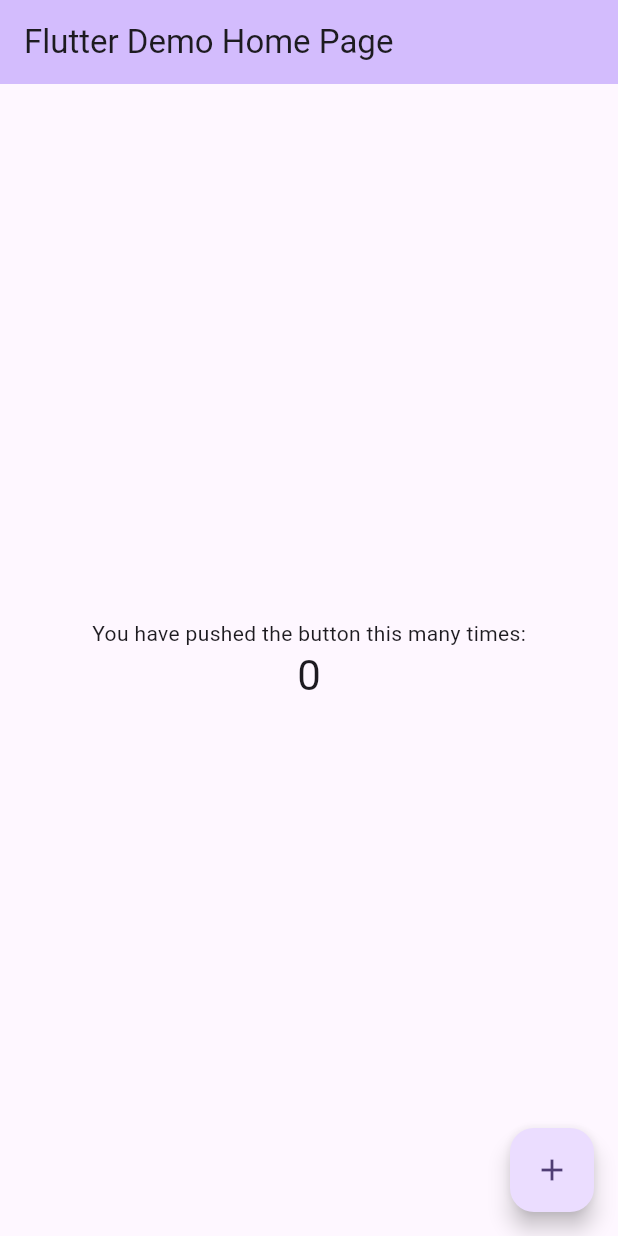
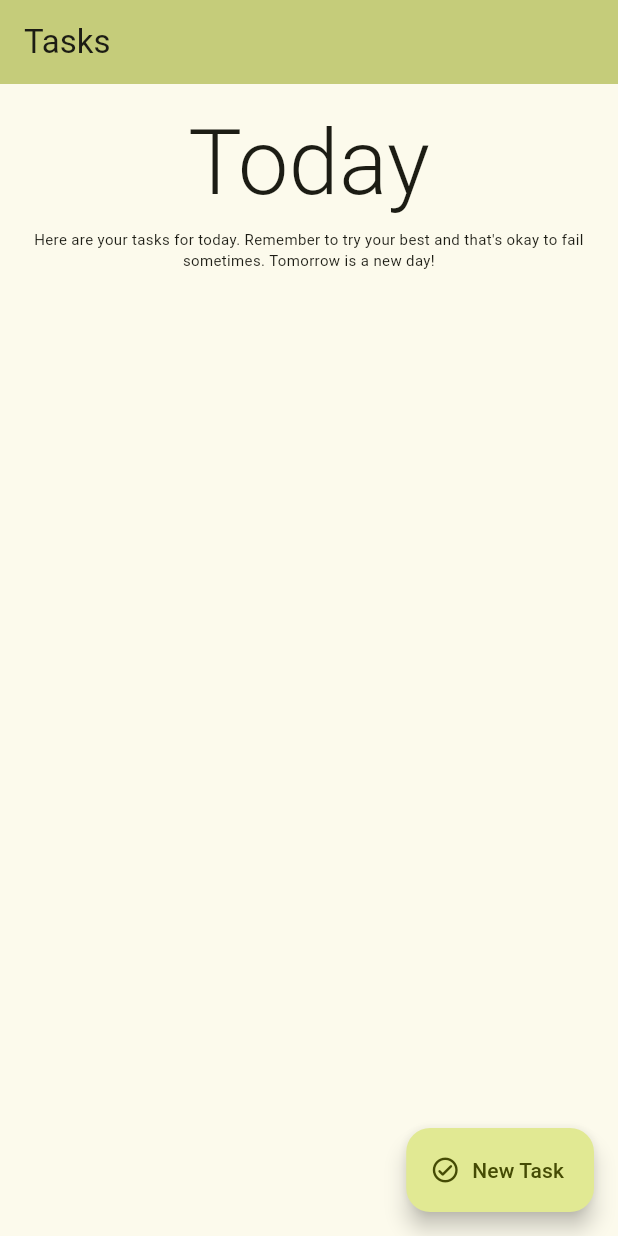
Before and after one commit to ChipherRoman/tasks, a Flutter app: the screen it shows after launch, on a phone screen of 412 x 824 dp. Run offline on Flutter 3.47's test engine with Material 2 defaults, Android fonts, the phone set to English and light mode, and no system bars.

Commit message:
implement home ui

```diff
--- a/lib/main.dart
+++ b/lib/main.dart
@@ -1,4 +1,9 @@
 import 'package:flutter/material.dart';
+import 'package:provider/provider.dart';
+
+import 'components/newtaskmodal.dart';
+import 'components/tasklistitem.dart';
+import 'models/task.dart';
 
 void main() {
   runApp(const MyApp());
@@ -6,15 +11,49 @@ void main() {
 
 class MyApp extends StatelessWidget {
   const MyApp({super.key});
+
   @override
   Widget build(BuildContext context) {
-    return MaterialApp(
+    return ChangeNotifierProvider(
+      create: (context) => MyAppState(),
+      child: MaterialApp(
+        title: 'Namer App',
         theme: ThemeData(
-        colorScheme: ColorScheme.fromSeed(seedColor: Colors.deepPurple),
           useMaterial3: true,
+          colorScheme: ColorScheme.fromSeed(seedColor: Colors.limeAccent),
         ),
-      home: const MyHomePage(title: 'Flutter Demo Home Page'),
+        home: const MyHomePage(
+          title: "Tasks",
+        ),
+      ),
     );
+  }
+}
+
+class MyAppState extends ChangeNotifier {
+  final List<Task> _tasks = [];
+  List<Task> get tasks => _tasks;
+
+  void createTask(String name, DateTime createdTime) {
+    tasks.add(Task(
+      name: name,
+      createdTime: createdTime,
+      completedTime: createdTime,
+      isDone: false,
+    ));
+    print(tasks.length);
+    notifyListeners();
+  }
+
+  void markTaskAsDone(String id) {
+    final task = _tasks.firstWhere((task) => task.id == id);
+    task.toggleDone();
+    notifyListeners();
+  }
+
+  void deleteTask(String id) {
+    _tasks.removeWhere((task) => task.id == id);
+    notifyListeners();
   }
 }
 
@@ -27,39 +66,60 @@ class MyHomePage extends StatefulWidget {
 }
 
 class _MyHomePageState extends State<MyHomePage> {
-  int _counter = 0;
-
-  void _incrementCounter() {
-    setState(() {
-      _counter++;
-    });
-  }
-
   @override
   Widget build(BuildContext context) {
+    var state = context.watch<MyAppState>();
     return Scaffold(
       appBar: AppBar(
         backgroundColor: Theme.of(context).colorScheme.inversePrimary,
         title: Text(widget.title),
       ),
-      body: Center(
-        child: Column(
-          mainAxisAlignment: MainAxisAlignment.center,
-          children: <Widget>[
-            const Text(
-              'You have pushed the button this many times:',
-            ),
+      body: Column(
+        children: [
+          // -------- HEADER
+          Container(
+              padding: const EdgeInsets.all(10),
+              child: const Column(
+                children: [
+                  Text('Today',
+                      style:
+                          TextStyle(fontSize: 60, fontWeight: FontWeight.w300)),
                   Text(
-              '$_counter',
-              style: Theme.of(context).textTheme.headlineMedium,
+                      'Here are your tasks for today. Remember to try your best and that\'s okay to fail sometimes. Tomorrow is a new day!',
+                      textAlign: TextAlign.center,
+                      style: TextStyle(fontSize: 10)),
+                ],
+              )),
+          // --------- BODY WITH TASK LIST
+          Expanded(
+            child: AnimatedContainer(
+                duration: const Duration(milliseconds: 500),
+                child: ListView.builder(
+                  itemCount: state.tasks.length,
+                  itemBuilder: (context, index) {
+                    return TaskListItem(
+                      task: state.tasks[index],
+                    );
+                  },
+                )),
           ),
         ],
       ),
+      floatingActionButton: FloatingActionButton.extended(
+        onPressed: () {
+          showModalBottomSheet(
+            useSafeArea: true,
+            context: context,
+            showDragHandle: true,
+            builder: (context) =>
+                const SizedBox(height: 200, child: NewTaskModal()),
+          );
+        },
+        label: const Text('New Task'),
+        icon: const Icon(
+          Icons.check_circle_outline_rounded,
+          size: 20,
         ),
-      floatingActionButton: FloatingActionButton(
-        onPressed: _incrementCounter,
-        tooltip: 'Increment',
-        child: const Icon(Icons.add),
       ),
     );
   }
```
Lines whose indentation alone changed are shown as unchanged.
